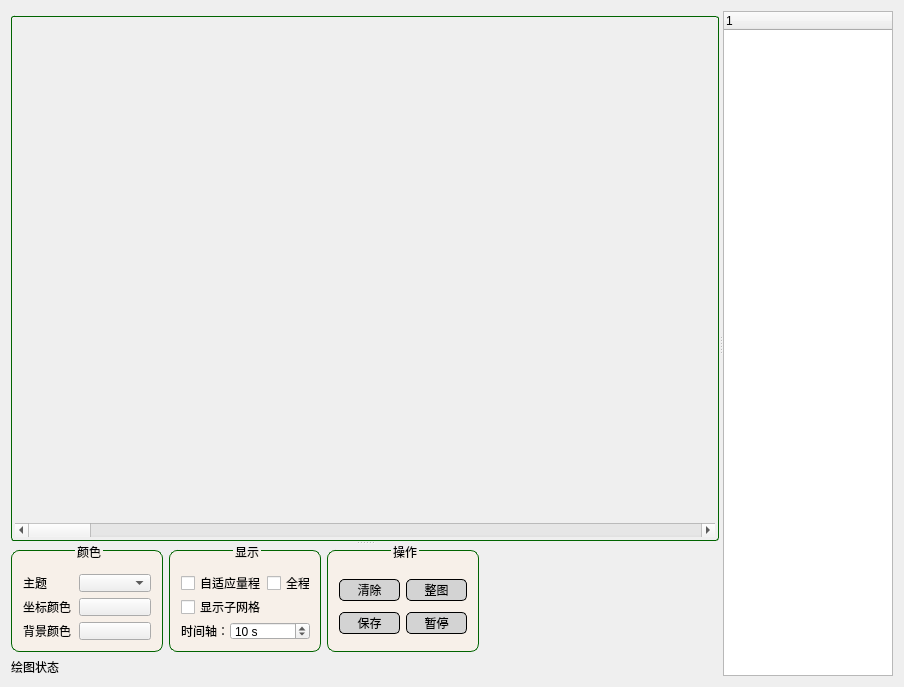
Before: the Qt Designer form EvoJoint/EvoJoint Studio/EvoJoint/widgetplot2d.ui in fengbaochun/softwareToolBox, drawn with Qt 5.
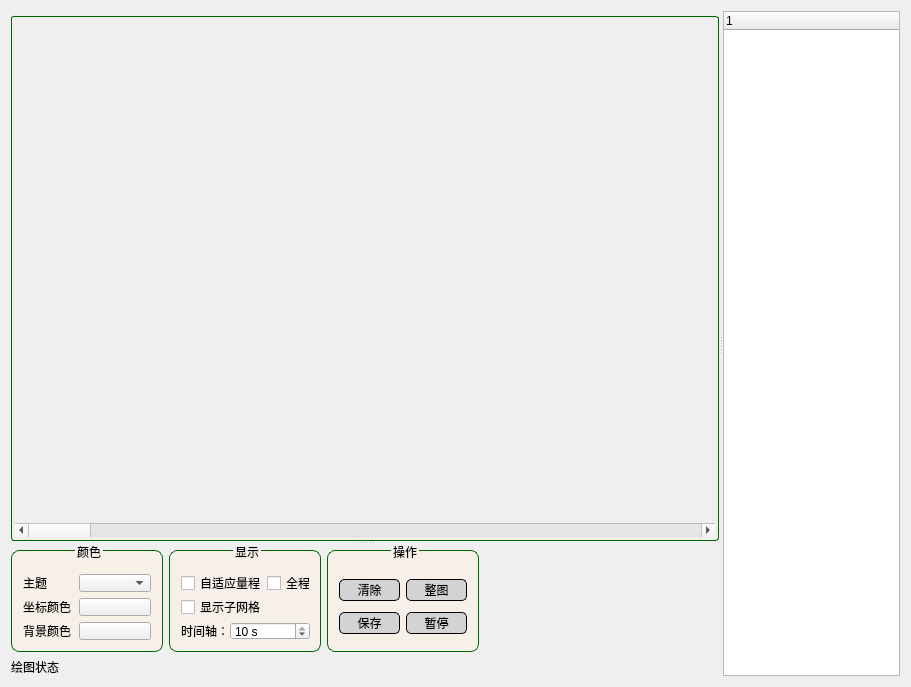
After: the same form once the commit is applied. Icons and pictures are not drawn. Custom widgets are drawn as their Qt base class.

```diff
--- a/EvoJoint/EvoJoint Studio/EvoJoint/widgetplot2d.ui
+++ b/EvoJoint/EvoJoint Studio/EvoJoint/widgetplot2d.ui
@@ -7,7 +7,7 @@
     <x>0</x>
     <y>0</y>
     <width>904</width>
-    <height>531</height>
+    <height>682</height>
    </rect>
   </property>
   <property name="windowTitle">
@@ -230,7 +230,7 @@
                 <number>1</number>
                </property>
                <property name="maximum">
-                <number>999999999</number>
+                <number>10</number>
                </property>
                <property name="value">
                 <number>10</number>
@@ -332,6 +332,12 @@
       </widget>
      </widget>
      <widget class="QTreeWidget" name="treeWidget">
+      <property name="minimumSize">
+       <size>
+        <width>177</width>
+        <height>0</height>
+       </size>
+      </property>
       <column>
        <property name="text">
         <string notr="true">1</string>
```
Left out of the diff: 6 changed lines with no effect on the pictures.
